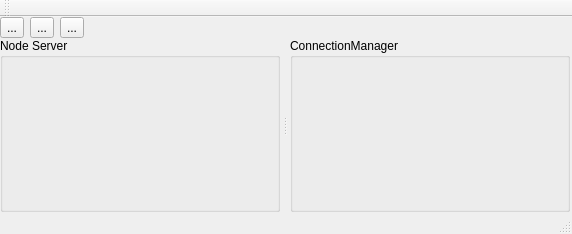
Old version of the form Software/JarvisServer/jarvisServer/gjarvisgui.ui in the repository makespacemadrid/Jarvis.
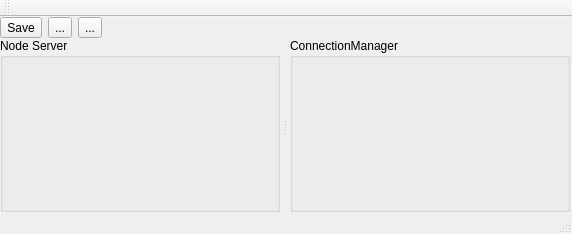
New version of the form. Custom widgets are drawn as their Qt base class.

The edit to the form file:
```diff
--- a/Software/JarvisServer/jarvisServer/gjarvisgui.ui
+++ b/Software/JarvisServer/jarvisServer/gjarvisgui.ui
@@ -35,7 +35,7 @@
       <item>
        <widget class="QToolButton" name="toolButton">
         <property name="text">
-         <string>...</string>
+         <string>Save</string>
         </property>
        </widget>
       </item>
```
Left out of the diff: 2 changed lines with no effect on the pictures.
